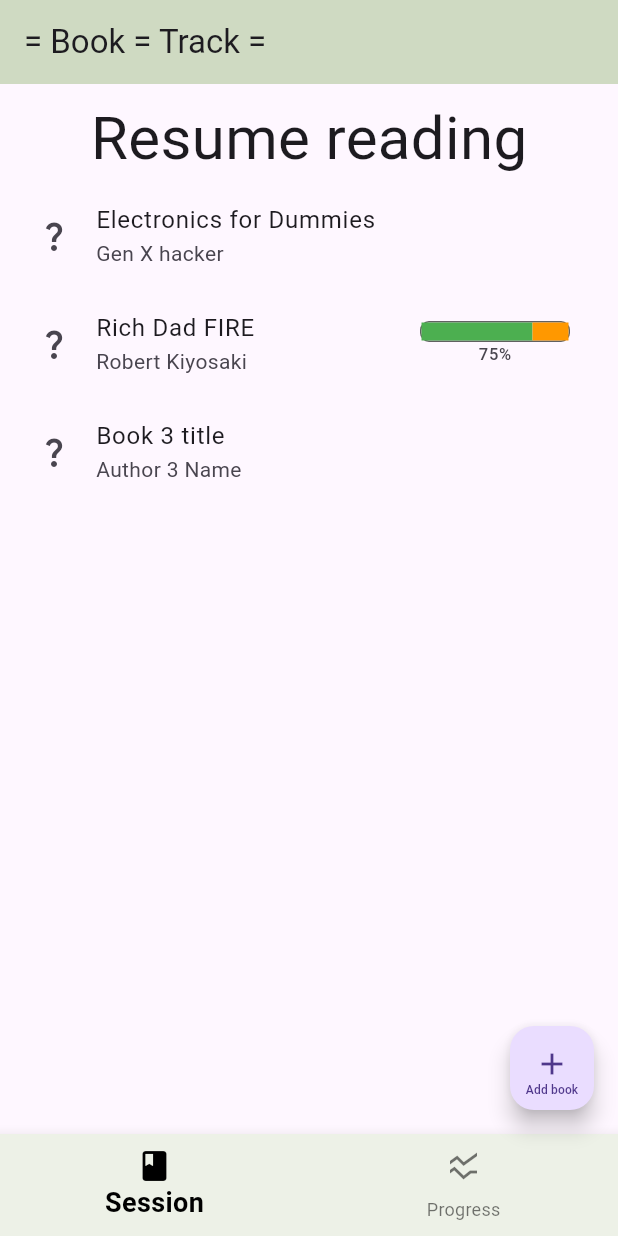
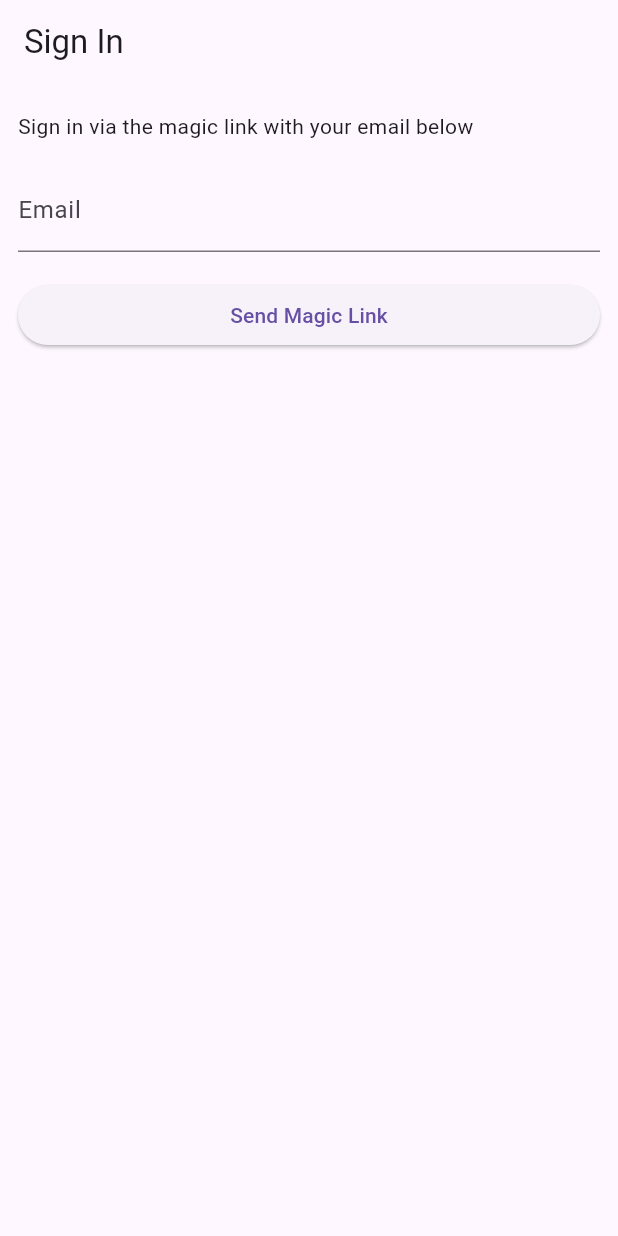
Before and after one commit to ethanp/book_track, a Flutter app: the screen it shows after launch, on a phone screen of 412 x 824 dp. Run offline on Flutter 3.47's test engine with Material 3 defaults, Android fonts, the phone set to English and light mode, and no system bars; our stand-ins replace flutter_dotenv, supabase_flutter; accounts and stored records are empty.

Commit message:
Add user and login management

```diff
--- a/lib/main.dart
+++ b/lib/main.dart
@@ -1,7 +1,33 @@
+import 'dart:async';
+
 import 'package:flutter/material.dart';
+import 'package:flutter_dotenv/flutter_dotenv.dart';
+import 'package:supabase_flutter/supabase_flutter.dart';
 
-void main() {
-  runApp(const RootAppWidget());
+Future<void> main() async {
+  await dotenv.load();
+  await Supabase.initialize(
+    url: dotenv.env['URL']!,
+    anonKey: dotenv.env['ANON_KEY']!,
+  );
+  runApp(const Outermost());
+}
+
+final supabase = Supabase.instance.client;
+
+class Outermost extends StatelessWidget {
+  const Outermost({super.key});
+
+  @override
+  Widget build(BuildContext context) {
+    return MaterialApp(
+      title: 'The app itself',
+      theme: ThemeData(useMaterial3: true),
+      home: supabase.auth.currentSession == null
+          ? const LoginPage()
+          : RootAppWidget(),
+    );
+  }
 }
 
 class RootAppWidget extends StatefulWidget {
@@ -16,10 +42,7 @@ class _RootAppWidgetState extends State<RootAppWidget> {
 
   @override
   Widget build(BuildContext context) {
-    return MaterialApp(
-      title: 'The app itself',
-      theme: ThemeData(useMaterial3: true),
-      home: Scaffold(
+    return Scaffold(
       appBar: AppBar(
         title: const Text('= Book = Track ='),
         backgroundColor: Color.lerp(
@@ -27,12 +50,66 @@ class _RootAppWidgetState extends State<RootAppWidget> {
           Colors.grey[300],
           0.8,
         ),
+        actions: [
+          TextButton(
+              onPressed: () async {
+                try {
+                  await supabase.auth.signOut();
+                } on AuthException catch (error) {
+                  if (mounted) {
+                    context.showSnackBar(error.message, isError: true);
+                  }
+                } catch (error) {
+                  if (mounted) {
+                    context.showSnackBar('Unexpected error occurred',
+                        isError: true);
+                  }
+                } finally {
+                  if (mounted) {
+                    Navigator.of(context).pushReplacement(
+                      MaterialPageRoute(builder: (_) => const LoginPage()),
+                    );
+                  }
+                }
+              },
+              child: const Text('Sign Out'))
+        ],
       ),
-        body: Padding(
+      body: Container(
         padding: const EdgeInsets.all(8),
+        color: Color.lerp(Colors.yellow, Colors.grey[100], .98),
         child: currentUi(),
       ),
-        floatingActionButton: FloatingActionButton(
+      floatingActionButton: currentFab(),
+      bottomNavigationBar: bottomNav(),
+    );
+  }
+
+  Widget bottomNav() {
+    return BottomNavigationBar(
+      onTap: (idx) => setState(() => _currentBottomBarIdx = idx),
+      currentIndex: _currentBottomBarIdx,
+      backgroundColor: Color.lerp(Colors.lightGreen, Colors.grey[100], .92),
+      selectedItemColor: Colors.black,
+      selectedFontSize: 18,
+      selectedLabelStyle: TextStyle(fontWeight: FontWeight.w700),
+      items: [
+        BottomNavigationBarItem(
+          icon: Icon(Icons.book),
+          label: 'Session',
+        ),
+        BottomNavigationBarItem(
+          icon: Icon(Icons.ssid_chart),
+          label: 'Progress',
+        ),
+      ],
+    );
+  }
+
+  Widget? currentFab() {
+    switch (_currentBottomBarIdx) {
+      case 0:
+        return FloatingActionButton(
           onPressed: () => print('hello'),
           child: Padding(
             padding: const EdgeInsets.only(top: 6),
@@ -47,50 +124,24 @@ class _RootAppWidgetState extends State<RootAppWidget> {
               ],
             ),
           ),
-        ),
-        bottomNavigationBar: BottomNavigationBar(
-          onTap: (idx) => setState(() => _currentBottomBarIdx = idx),
-          currentIndex: _currentBottomBarIdx,
-          backgroundColor: Color.lerp(
-            Colors.lightGreen,
-            Colors.grey[100],
-            .92,
-          ),
-          selectedItemColor: Colors.black,
-          selectedFontSize: 18,
-          selectedLabelStyle: TextStyle(fontWeight: FontWeight.w700),
-          items: [
-            BottomNavigationBarItem(
-              icon: Icon(Icons.book),
-              label: 'Session',
-            ),
-            BottomNavigationBarItem(
-              icon: Icon(Icons.ssid_chart),
-              label: 'Progress',
-            ),
-          ],
-        ),
-      ),
         );
+      default:
+        return null;
+    }
   }
 
   Widget currentUi() {
     switch (_currentBottomBarIdx) {
       case 0:
-        return SessionUi();
+        return sessionUi();
       case 1:
         return Text('hello');
       default:
         return Text('Error happened, unknown UI $_currentBottomBarIdx');
     }
   }
-}
 
-class SessionUi extends StatelessWidget {
-  const SessionUi({super.key});
-
-  @override
-  Widget build(BuildContext context) {
+  Widget sessionUi() {
     return Column(children: [
       Text('Resume reading', style: TextStyle(fontSize: 40)),
       Expanded(
@@ -145,3 +196,113 @@ class SessionUi extends StatelessWidget {
     ]);
   }
 }
+
+extension ContextExtension on BuildContext {
+  void showSnackBar(String message, {bool isError = false}) {
+    ScaffoldMessenger.of(this).showSnackBar(
+      SnackBar(
+        content: Text(message),
+        backgroundColor: isError
+            ? Theme.of(this).colorScheme.error
+            : Theme.of(this).snackBarTheme.backgroundColor,
+      ),
+    );
+  }
+}
+
+class LoginPage extends StatefulWidget {
+  const LoginPage({super.key});
+
+  @override
+  State<LoginPage> createState() => _LoginPageState();
+}
+
+class _LoginPageState extends State<LoginPage> {
+  bool _isLoading = false;
+  bool _redirecting = false;
+  late final TextEditingController _emailController = TextEditingController();
+  late final StreamSubscription<AuthState> _authStateSubscription;
+
+  Future<void> _signIn() async {
+    try {
+      setState(() {
+        _isLoading = true;
+      });
+      await supabase.auth.signInWithOtp(
+        email: _emailController.text.trim(),
+        emailRedirectTo: 'io.supabase.flutterquickstart://login-callback/',
+      );
+      if (mounted) {
+        context.showSnackBar('Check your email for a login link!');
+
+        _emailController.clear();
+      }
+    } on AuthException catch (error) {
+      if (mounted) context.showSnackBar(error.message, isError: true);
+    } catch (error) {
+      if (mounted) {
+        context.showSnackBar('Unexpected error occurred', isError: true);
+      }
+    } finally {
+      if (mounted) {
+        setState(() {
+          _isLoading = false;
+        });
+      }
+    }
+  }
+
+  @override
+  void initState() {
+    _authStateSubscription = supabase.auth.onAuthStateChange.listen(
+      (data) {
+        if (_redirecting) return;
+        final session = data.session;
+        if (session != null) {
+          _redirecting = true;
+          Navigator.of(context).pushReplacement(
+            MaterialPageRoute(builder: (context) => const Outermost()),
+          );
+        }
+      },
+      onError: (error) => context.showSnackBar(
+          error is AuthException
+              ? error.message
+              : 'Unexpected error occurred: $error',
+          isError: true),
+    );
+    super.initState();
+  }
+
+  @override
+  void dispose() {
+    _emailController.dispose();
+    _authStateSubscription.cancel();
+    super.dispose();
+  }
+
+  @override
+  Widget build(BuildContext context) {
+    return Scaffold(
+      appBar: AppBar(
+        title: const Text('Sign In'),
+      ),
+      body: ListView(
+        padding: const EdgeInsets.symmetric(vertical: 18, horizontal: 12),
+        children: [
+          const Text('Sign in via the magic link with your email below'),
+          const SizedBox(height: 18),
+          TextFormField(
+            controller: _emailController,
+            decoration: const InputDecoration(labelText: 'Email'),
+          ),
+          const SizedBox(height: 18),
+          ElevatedButton(
+            onPressed: _isLoading ? null : _signIn,
+            child: Text(_isLoading ? 'Sending...' : 'Send Magic Link'),
+          ),
+        ],
+      ),
+    );
+  }
+}
```
Also changed, not shown: pubspec.yaml (+3 -5 lines), pubspec.lock, 2 other files. Lines whose indentation alone changed are shown as unchanged.
